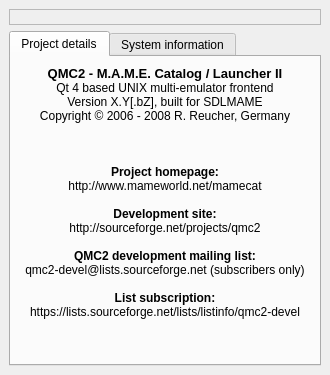
First picture: the form in about.ui, repository qmc2/qmc2-mame-fe, before the edit.
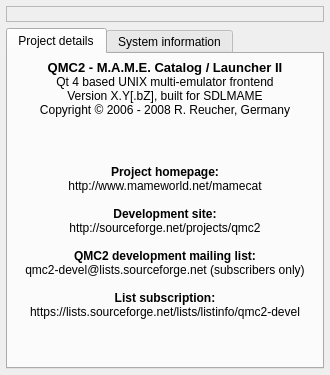
Second picture: the form after the edit. Icons and pictures are not drawn.

Commit message: imp: general layouting facelift (smaller layout content margins)

Patch:
```diff
--- a/about.ui
+++ b/about.ui
@@ -100,12 +100,6 @@
        <string>Project details</string>
       </attribute>
       <layout class="QGridLayout">
-       <property name="margin">
-        <number>9</number>
-       </property>
-       <property name="spacing">
-        <number>6</number>
-       </property>
        <item row="0" column="0">
         <widget class="QLabel" name="labelTitle">
          <property name="sizePolicy">
@@ -186,7 +180,7 @@
    </item>
   </layout>
  </widget>
- <layoutdefault spacing="6" margin="9"/>
+ <layoutdefault spacing="6" margin="6"/>
  <tabstops>
   <tabstop>tabWidgetInfo</tabstop>
   <tabstop>textBrowserSystemInformation</tabstop>
```
Left out of the diff: 6 changed lines with no effect on the pictures. The commit also changes 27 other files.
